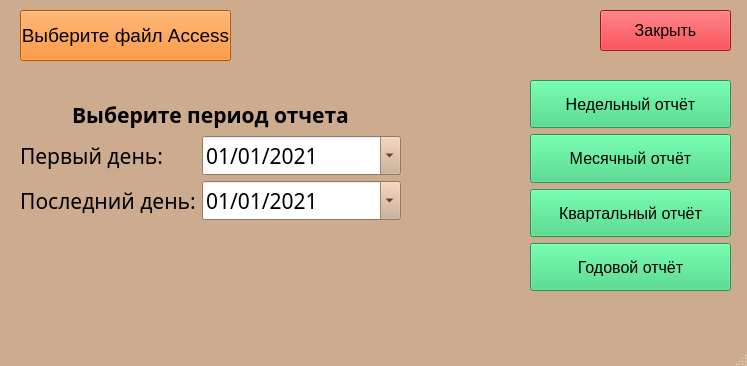
First picture: the form in gui/StatisticGUI.ui, repository LeTond/MSAccessReport, before the edit.
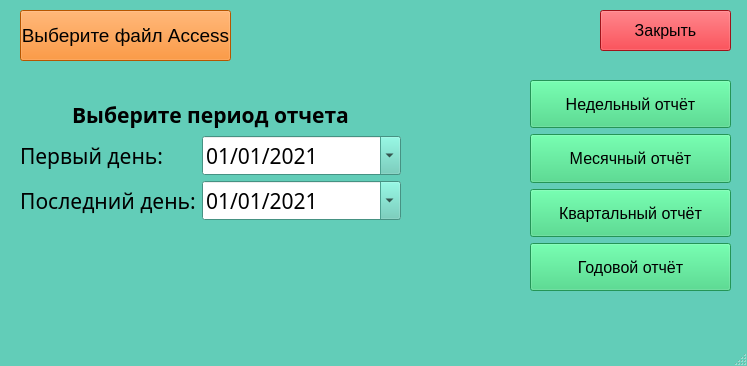
Second picture: the form after the edit.

Commit message: macOS version plus PQt6

Patch:
```diff
--- a/gui/StatisticGUI.ui
+++ b/gui/StatisticGUI.ui
@@ -25,45 +25,45 @@
      <colorrole role="Button">
       <brush brushstyle="SolidPattern">
        <color alpha="255">
-        <red>205</red>
-        <green>171</green>
-        <blue>143</blue>
+        <red>98</red>
+        <green>205</green>
+        <blue>184</blue>
        </color>
       </brush>
      </colorrole>
      <colorrole role="Light">
       <brush brushstyle="SolidPattern">
        <color alpha="255">
-        <red>255</red>
-        <green>241</green>
-        <blue>230</blue>
+        <red>174</red>
+        <green>255</green>
+        <blue>239</blue>
        </color>
       </brush>
      </colorrole>
      <colorrole role="Midlight">
       <brush brushstyle="SolidPattern">
        <color alpha="255">
-        <red>230</red>
-        <green>206</green>
-        <blue>186</blue>
+        <red>136</red>
+        <green>230</green>
+        <blue>211</blue>
        </color>
       </brush>
      </colorrole>
      <colorrole role="Dark">
       <brush brushstyle="SolidPattern">
        <color alpha="255">
-        <red>102</red>
-        <green>86</green>
-        <blue>71</blue>
+        <red>49</red>
+        <green>102</green>
+        <blue>92</blue>
        </color>
       </brush>
      </colorrole>
      <colorrole role="Mid">
       <brush brushstyle="SolidPattern">
        <color alpha="255">
-        <red>137</red>
-        <green>114</green>
-        <blue>95</blue>
+        <red>65</red>
+        <green>137</green>
+        <blue>123</blue>
        </color>
       </brush>
      </colorrole>
@@ -106,9 +106,9 @@
      <colorrole role="Window">
       <brush brushstyle="SolidPattern">
        <color alpha="255">
-        <red>205</red>
-        <green>171</green>
-        <blue>143</blue>
+        <red>98</red>
+        <green>205</green>
+        <blue>184</blue>
        </color>
       </brush>
      </colorrole>
@@ -124,9 +124,9 @@
      <colorrole role="AlternateBase">
       <brush brushstyle="SolidPattern">
        <color alpha="255">
-        <red>230</red>
-        <green>213</green>
-        <blue>199</blue>
+        <red>176</red>
+        <green>230</green>
+        <blue>219</blue>
        </color>
       </brush>
      </colorrole>
@@ -148,15 +148,6 @@
        </color>
       </brush>
      </colorrole>
-     <colorrole role="PlaceholderText">
-      <brush brushstyle="SolidPattern">
-       <color alpha="128">
-        <red>0</red>
-        <green>0</green>
-        <blue>0</blue>
-       </color>
-      </brush>
-     </colorrole>
     </active>
     <inactive>
      <colorrole role="WindowText">
@@ -171,45 +162,45 @@
      <colorrole role="Button">
       <brush brushstyle="SolidPattern">
        <color alpha="255">
-        <red>205</red>
-        <green>171</green>
-        <blue>143</blue>
+        <red>98</red>
+        <green>205</green>
+        <blue>184</blue>
        </color>
       </brush>
      </colorrole>
      <colorrole role="Light">
       <brush brushstyle="SolidPattern">
        <color alpha="255">
-        <red>255</red>
-        <green>241</green>
-        <blue>230</blue>
+        <red>174</red>
+        <green>255</green>
+        <blue>239</blue>
        </color>
       </brush>
      </colorrole>
      <colorrole role="Midlight">
       <brush brushstyle="SolidPattern">
        <color alpha="255">
-        <red>230</red>
-        <green>206</green>
-        <blue>186</blue>
+        <red>136</red>
+        <green>230</green>
+        <blue>211</blue>
        </color>
       </brush>
      </colorrole>
      <colorrole role="Dark">
       <brush brushstyle="SolidPattern">
        <color alpha="255">
-        <red>102</red>
-        <green>86</green>
-        <blue>71</blue>
+        <red>49</red>
+        <green>102</green>
+        <blue>92</blue>
        </color>
       </brush>
      </colorrole>
      <colorrole role="Mid">
       <brush brushstyle="SolidPattern">
        <color alpha="255">
-        <red>137</red>
-        <green>114</green>
-        <blue>95</blue>
+        <red>65</red>
+        <green>137</green>
+        <blue>123</blue>
        </color>
       </brush>
      </colorrole>
@@ -252,9 +243,9 @@
      <colorrole role="Window">
       <brush brushstyle="SolidPattern">
        <color alpha="255">
-        <red>205</red>
-        <green>171</green>
-        <blue>143</blue>
+        <red>98</red>
+        <green>205</green>
+        <blue>184</blue>
        </color>
       </brush>
      </colorrole>
@@ -270,9 +261,9 @@
      <colorrole role="AlternateBase">
       <brush brushstyle="SolidPattern">
        <color alpha="255">
-        <red>230</red>
-        <green>213</green>
-        <blue>199</blue>
+        <red>176</red>
+        <green>230</green>
+        <blue>219</blue>
        </color>
       </brush>
      </colorrole>
@@ -294,77 +285,68 @@
        </color>
       </brush>
      </colorrole>
-     <colorrole role="PlaceholderText">
-      <brush brushstyle="SolidPattern">
-       <color alpha="128">
-        <red>0</red>
-        <green>0</green>
-        <blue>0</blue>
-       </color>
-      </brush>
-     </colorrole>
     </inactive>
     <disabled>
      <colorrole role="WindowText">
       <brush brushstyle="SolidPattern">
        <color alpha="255">
-        <red>102</red>
-        <green>86</green>
-        <blue>71</blue>
+        <red>49</red>
+        <green>102</green>
+        <blue>92</blue>
        </color>
       </brush>
      </colorrole>
      <colorrole role="Button">
       <brush brushstyle="SolidPattern">
        <color alpha="255">
-        <red>205</red>
-        <green>171</green>
-        <blue>143</blue>
+        <red>98</red>
+        <green>205</green>
+        <blue>184</blue>
        </color>
       </brush>
      </colorrole>
      <colorrole role="Light">
       <brush brushstyle="SolidPattern">
        <color alpha="255">
-        <red>255</red>
-        <green>241</green>
-        <blue>230</blue>
+        <red>174</red>
+        <green>255</green>
+        <blue>239</blue>
        </color>
       </brush>
      </colorrole>
      <colorrole role="Midlight">
       <brush brushstyle="SolidPattern">
        <color alpha="255">
-        <red>230</red>
-        <green>206</green>
-        <blue>186</blue>
+        <red>136</red>
+        <green>230</green>
+        <blue>211</blue>
        </color>
       </brush>
      </colorrole>
      <colorrole role="Dark">
       <brush brushstyle="SolidPattern">
        <color alpha="255">
-        <red>102</red>
-        <green>86</green>
-        <blue>71</blue>
+        <red>49</red>
+        <green>102</green>
+        <blue>92</blue>
        </color>
       </brush>
      </colorrole>
      <colorrole role="Mid">
       <brush brushstyle="SolidPattern">
        <color alpha="255">
-        <red>137</red>
-        <green>114</green>
-        <blue>95</blue>
+        <red>65</red>
+        <green>137</green>
+        <blue>123</blue>
        </color>
       </brush>
      </colorrole>
      <colorrole role="Text">
       <brush brushstyle="SolidPattern">
        <color alpha="255">
-        <red>102</red>
-        <green>86</green>
-        <blue>71</blue>
+        <red>49</red>
+        <green>102</green>
+        <blue>92</blue>
        </color>
       </brush>
      </colorrole>
@@ -380,27 +362,27 @@
      <colorrole role="ButtonText">
       <brush brushstyle="SolidPattern">
        <color alpha="255">
-        <red>102</red>
-        <green>86</green>
-        <blue>71</blue>
+        <red>49</red>
+        <green>102</green>
+        <blue>92</blue>
        </color>
       </brush>
      </colorrole>
      <colorrole role="Base">
       <brush brushstyle="SolidPattern">
        <color alpha="255">
-        <red>205</red>
-        <green>171</green>
-        <blue>143</blue>
+        <red>98</red>
+        <green>205</green>
+        <blue>184</blue>
        </color>
       </brush>
      </colorrole>
      <colorrole role="Window">
       <brush brushstyle="SolidPattern">
        <color alpha="255">
-        <red>205</red>
-        <green>171</green>
-        <blue>143</blue>
+        <red>98</red>
+        <green>205</green>
+        <blue>184</blue>
        </color>
       </brush>
      </colorrole>
@@ -416,9 +398,9 @@
      <colorrole role="AlternateBase">
       <brush brushstyle="SolidPattern">
        <color alpha="255">
-        <red>205</red>
-        <green>171</green>
-        <blue>143</blue>
+        <red>98</red>
+        <green>205</green>
+        <blue>184</blue>
        </color>
       </brush>
      </colorrole>
@@ -440,15 +422,6 @@
        </color>
       </brush>
      </colorrole>
-     <colorrole role="PlaceholderText">
-      <brush brushstyle="SolidPattern">
-       <color alpha="128">
-        <red>0</red>
-        <green>0</green>
-        <blue>0</blue>
-       </color>
-      </brush>
-     </colorrole>
     </disabled>
    </palette>
   </property>
@@ -611,15 +584,6 @@
          </color>
         </brush>
        </colorrole>
-       <colorrole role="PlaceholderText">
-        <brush brushstyle="SolidPattern">
-         <color alpha="128">
-          <red>0</red>
-          <green>0</green>
-          <blue>0</blue>
-         </color>
-        </brush>
-       </colorrole>
       </active>
       <inactive>
        <colorrole role="WindowText">
@@ -757,15 +721,6 @@
          </color>
         </brush>
        </colorrole>
-       <colorrole role="PlaceholderText">
-        <brush brushstyle="SolidPattern">
-         <color alpha="128">
-          <red>0</red>
-          <green>0</green>
-          <blue>0</blue>
-         </color>
-        </brush>
-       </colorrole>
       </inactive>
       <disabled>
        <colorrole role="WindowText">
@@ -903,15 +858,6 @@
          </color>
         </brush>
        </colorrole>
-       <colorrole role="PlaceholderText">
-        <brush brushstyle="SolidPattern">
-         <color alpha="128">
-          <red>0</red>
-          <green>0</green>
-          <blue>0</blue>
-         </color>
-        </brush>
-       </colorrole>
       </disabled>
      </palette>
     </property>
@@ -1074,15 +1020,6 @@
          </color>
         </brush>
        </colorrole>
-       <colorrole role="PlaceholderText">
-        <brush brushstyle="SolidPattern">
-         <color alpha="128">
-          <red>0</red>
-          <green>0</green>
-          <blue>0</blue>
-         </color>
-        </brush>
-       </colorrole>
       </active>
       <inactive>
        <colorrole role="WindowText">
@@ -1220,15 +1157,6 @@
          </color>
         </brush>
        </colorrole>
-       <colorrole role="PlaceholderText">
-        <brush brushstyle="SolidPattern">
-         <color alpha="128">
-          <red>0</red>
-          <green>0</green>
-          <blue>0</blue>
-         </color>
-        </brush>
-       </colorrole>
       </inactive>
       <disabled>
        <colorrole role="WindowText">
@@ -1366,15 +1294,6 @@
          </color>
         </brush>
        </colorrole>
-       <colorrole role="PlaceholderText">
-        <brush brushstyle="SolidPattern">
-         <color alpha="128">
-          <red>0</red>
-          <green>0</green>
-          <blue>0</blue>
-         </color>
-        </brush>
-       </colorrole>
       </disabled>
      </palette>
     </property>
@@ -1661,15 +1580,6 @@
             </color>
            </brush>
           </colorrole>
-          <colorrole role="PlaceholderText">
-           <brush brushstyle="SolidPattern">
-            <color alpha="128">
-             <red>0</red>
-             <green>0</green>
-             <blue>0</blue>
-            </color>
-           </brush>
-          </colorrole>
          </active>
          <inactive>
           <colorrole role="WindowText">
@@ -1807,15 +1717,6 @@
             </color>
            </brush>
           </colorrole>
-          <colorrole role="PlaceholderText">
-           <brush brushstyle="SolidPattern">
-            <color alpha="128">
-             <red>0</red>
-             <green>0</green>
-             <blue>0</blue>
-            </color>
-           </brush>
-          </colorrole>
          </inactive>
          <disabled>
           <colorrole role="WindowText">
@@ -1953,15 +1854,6 @@
             </color>
            </brush>
           </colorrole>
-          <colorrole role="PlaceholderText">
-           <brush brushstyle="SolidPattern">
-            <color alpha="128">
-             <red>0</red>
-             <green>0</green>
-             <blue>0</blue>
-            </color>
-           </brush>
-          </colorrole>
          </disabled>
         </palette>
        </property>
@@ -2121,15 +2013,6 @@
             </color>
            </brush>
           </colorrole>
-          <colorrole role="PlaceholderText">
-           <brush brushstyle="SolidPattern">
-            <color alpha="128">
-             <red>0</red>
-             <green>0</green>
-             <blue>0</blue>
-            </color>
-           </brush>
-          </colorrole>
          </active>
          <inactive>
           <colorrole role="WindowText">
@@ -2267,15 +2150,6 @@
             </color>
            </brush>
           </colorrole>
-          <colorrole role="PlaceholderText">
-           <brush brushstyle="SolidPattern">
-            <color alpha="128">
-             <red>0</red>
-             <green>0</green>
-             <blue>0</blue>
-            </color>
-           </brush>
-          </colorrole>
          </inactive>
          <disabled>
           <colorrole role="WindowText">
@@ -2413,15 +2287,6 @@
             </color>
            </brush>
           </colorrole>
-          <colorrole role="PlaceholderText">
-           <brush brushstyle="SolidPattern">
-            <color alpha="128">
-             <red>0</red>
-             <green>0</green>
-             <blue>0</blue>
-            </color>
-           </brush>
-          </colorrole>
          </disabled>
         </palette>
        </property>
@@ -2581,15 +2446,6 @@
             </color>
            </brush>
           </colorrole>
-          <colorrole role="PlaceholderText">
-           <brush brushstyle="SolidPattern">
-            <color alpha="128">
-             <red>0</red>
-             <green>0</green>
-             <blue>0</blue>
-            </color>
-           </brush>
-          </colorrole>
          </active>
          <inactive>
           <colorrole role="WindowText">
@@ -2727,15 +2583,6 @@
             </color>
            </brush>
           </colorrole>
-          <colorrole role="PlaceholderText">
-           <brush brushstyle="SolidPattern">
-            <color alpha="128">
-             <red>0</red>
-             <green>0</green>
-             <blue>0</blue>
-            </color>
-           </brush>
-          </colorrole>
          </inactive>
          <disabled>
           <colorrole role="WindowText">
@@ -2873,15 +2720,6 @@
             </color>
            </brush>
           </colorrole>
-          <colorrole role="PlaceholderText">
-           <brush brushstyle="SolidPattern">
-            <color alpha="128">
-             <red>0</red>
-             <green>0</green>
-             <blue>0</blue>
-            </color>
-           </brush>
-          </colorrole>
          </disabled>
         </palette>
        </property>
@@ -3041,15 +2879,6 @@
             </color>
            </brush>
           </colorrole>
-          <colorrole role="PlaceholderText">
-           <brush brushstyle="SolidPattern">
-            <color alpha="128">
-             <red>0</red>
-             <green>0</green>
-             <blue>0</blue>
-            </color>
-           </brush>
-          </colorrole>
          </active>
          <inactive>
           <colorrole role="WindowText">
@@ -3187,15 +3016,6 @@
             </color>
            </brush>
           </colorrole>
-          <colorrole role="PlaceholderText">
-           <brush brushstyle="SolidPattern">
-            <color alpha="128">
-             <red>0</red>
-             <green>0</green>
-             <blue>0</blue>
-            </color>
-           </brush>
-          </colorrole>
          </inactive>
          <disabled>
           <colorrole role="WindowText">
@@ -3333,15 +3153,6 @@
             </color>
            </brush>
           </colorrole>
-          <colorrole role="PlaceholderText">
-           <brush brushstyle="SolidPattern">
-            <color alpha="128">
-             <red>0</red>
-             <green>0</green>
-             <blue>0</blue>
-            </color>
-           </brush>
-          </colorrole>
          </disabled>
         </palette>
        </property>
```
Left out of the diff: 2 changed lines with no effect on the pictures. The commit also changes 2 other files.
